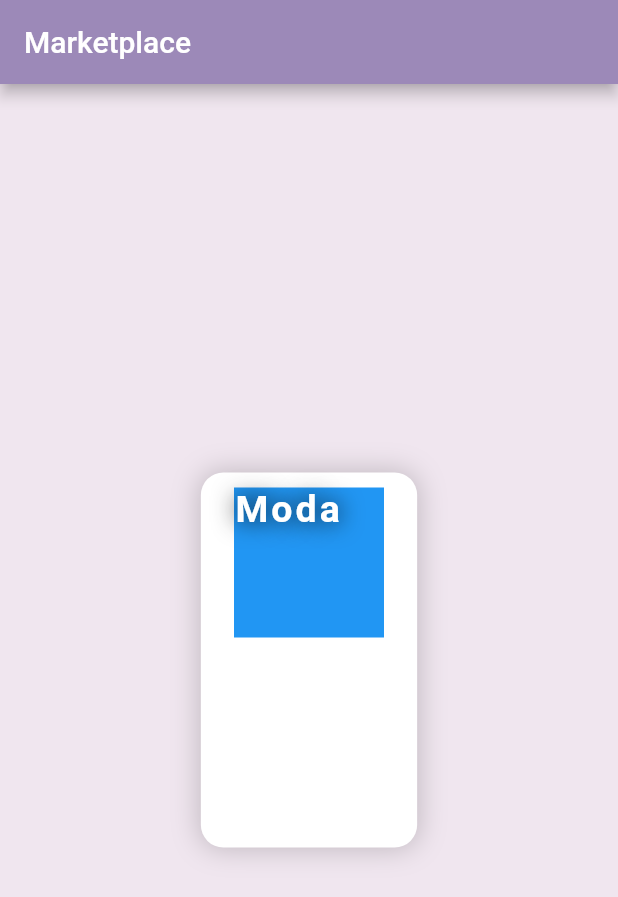
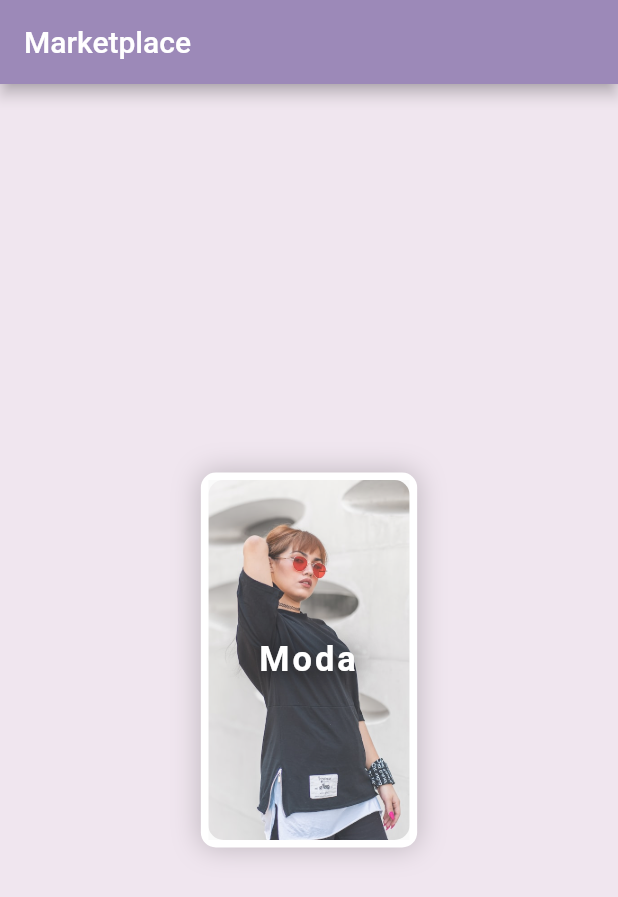
Before and after one commit to danielarico/marketplace_flutter, a Flutter app: the screen it shows after launch, on a phone screen of 412 x 824 dp. Shown: the top 897 px of the screen. Run offline on Flutter 3.47's test engine with Material 2 defaults, Android fonts, the light colour scheme and no system bars.

Commit message:
Fixing category card

```diff
--- a/lib/main.dart
+++ b/lib/main.dart
@@ -47,8 +47,8 @@ class _MyHomePageState extends State<MyHomePage> {
       body: Center(
         child: Category(
           text: "Moda",
-          image: const AssetImage('assets/images/cat_moda.jpg'),
-          onTap: () => print('holita'),
+          imageRoute: 'assets/images/cat_moda.jpg',
+          onTap: () => print('Pressed'),
         ),
       ),
     );
--- a/lib/widgets/category.dart
+++ b/lib/widgets/category.dart
@@ -4,79 +4,69 @@ import 'package:marketplace_flutter/foundations/shadows.dart';
 
 class Category extends StatelessWidget {
   final String text;
-  final AssetImage image;
+  final String imageRoute;
   final Function() onTap;
 
   Category({
     required this.text,
-    required this.image,
+    required this.imageRoute,
     required this.onTap,
   });
 
   final double cardHeight = 250;
-  final double borderRadius = 15;
-  final double fontSize = 25;
+  final double borderRadius = 10;
+  final double fontSize = 23;
+  final double imageOpacity = 0.85;
+  final Color containerColor = AppColors.WHITE;
 
   @override
   Widget build(BuildContext context) {
     final double screenWidth = MediaQuery.of(context).size.width;
     final double cardWidth = screenWidth * 0.35;
 
-    return GestureDetector(
+    return Container(
+      width: cardWidth,
+      height: cardHeight,
+      padding: const EdgeInsets.all(5),
+      decoration: BoxDecoration(
+        borderRadius: BorderRadius.circular(borderRadius),
+        color: containerColor,
+        boxShadow: [
+          Shadows.categoryShadow,
+        ],
+      ),
+      child: Material(
+        child: Ink(
+          decoration: BoxDecoration(
+            borderRadius: BorderRadius.circular(borderRadius),
+            image: DecorationImage(
+              image: AssetImage(imageRoute),
+              fit: BoxFit.cover,
+              opacity: imageOpacity,
+            ),
+          ),
+          child: InkWell(
+            splashColor: Colors.grey.withOpacity(0.1),
+            highlightColor: Colors.grey.withOpacity(0.1),
             onTap: onTap,
             child: Container(
-        padding: const EdgeInsets.all(10),
-        width: cardWidth,
-        height: cardHeight,
               alignment: Alignment.center,
-        decoration: BoxDecoration(
-          borderRadius: BorderRadius.circular(borderRadius),
-          color: AppColors.WHITE,
-          boxShadow: [Shadows.categoryShadow],
-        ),
-        child: Stack(
-          alignment: AlignmentDirectional.topCenter,
-          children: <Widget>[
-            Positioned(
-              top: 0,
-              child: Container(
-                // alignment: Alignment.center,
-                // decoration: BoxDecoration(
-                //   image: DecorationImage(
-                //     image: image,
-                //     fit: BoxFit.cover,
-                //     opacity: 0.7,
-                //   ),
-                // ),
-                width: 100,
-                height: 100,
-                color: Colors.blue,
+              margin: const EdgeInsets.all(10),
               child: Text(
                 text,
+                textAlign: TextAlign.center,
                 style: TextStyle(
-                    color: AppColors.WHITE,
+                  color: Colors.white,
+                  shadows: [Shadows.textShadow],
                   fontSize: fontSize,
                   fontWeight: FontWeight.w700,
                   letterSpacing: 2,
-                    shadows: [Shadows.textShadow],
                 ),
                 overflow: TextOverflow.ellipsis,
                 maxLines: 2,
               ),
             ),
           ),
-            Positioned(
-              top: 10,
-              child: InkWell(
-                splashColor: Colors.green,
-                child: Ink(
-                  width: 100,
-                  height: 100,
-                  color: Colors.red,
-                ),
-              ),
-            ),
-          ],
         ),
       ),
     );
```
Lines whose indentation alone changed are shown as unchanged.
